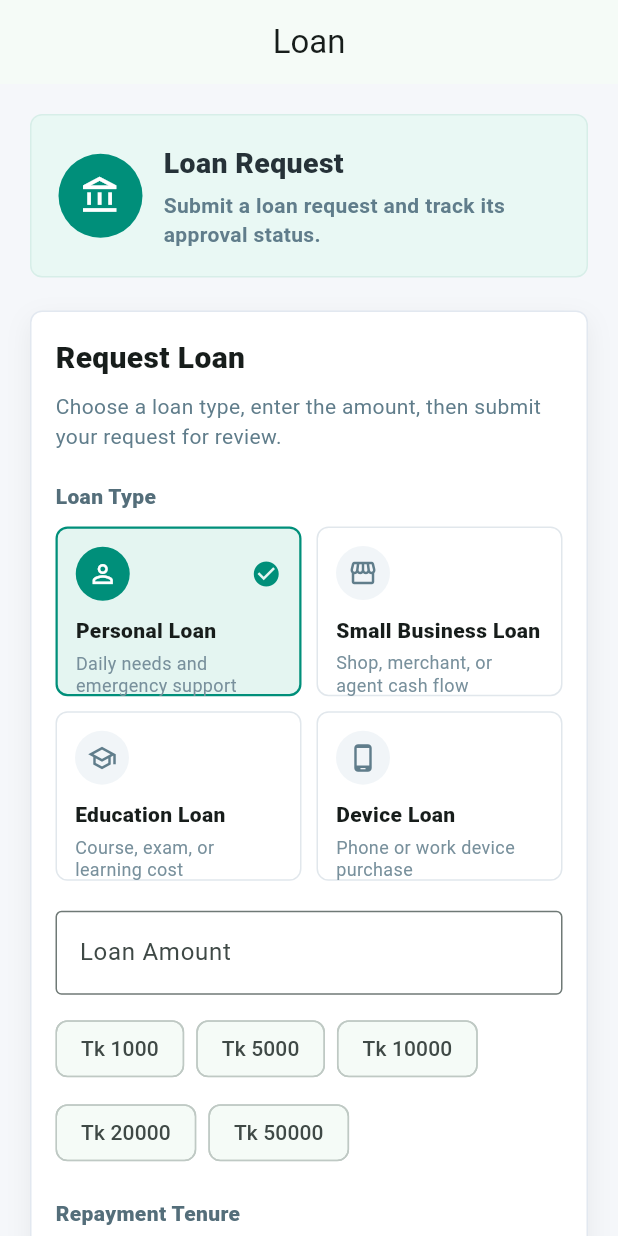
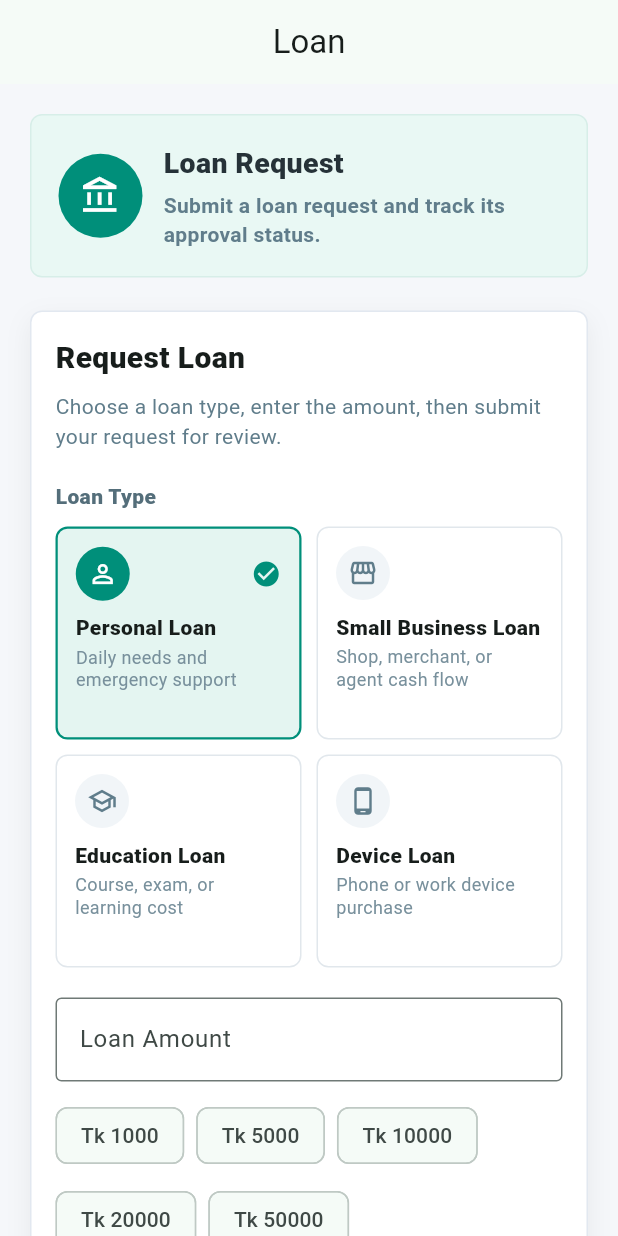
Before and after one commit to masud-rana-pro/mobile-banking-app, a Flutter app: the LoanScreen screen opened by its route, on a phone screen of 412 x 824 dp. Run offline on Flutter 3.47's test engine with Material 3 defaults, Android fonts, the phone set to English and light mode, and no system bars; our stand-ins replace dio, firebase_auth, firebase_core, flutter_contacts, flutter_riverpod, flutter_secure_storage and 3 more; missing offline and left inert: mobile_scanner; accounts and stored records are empty; network calls fail.

Commit message:
fix: prevent loan type card overflow

```diff
--- a/apps/mobile/lib/features/loan/presentation/loan_screen.dart
+++ b/apps/mobile/lib/features/loan/presentation/loan_screen.dart
@@ -324,7 +324,7 @@ class _LoanScreenState extends ConsumerState<LoanScreen> {
         crossAxisCount: 2,
         mainAxisSpacing: 10,
         crossAxisSpacing: 10,
-        childAspectRatio: 1.45,
+        mainAxisExtent: 142,
       ),
       itemBuilder: (context, index) {
         final product = _loanProducts[index];
@@ -374,9 +374,13 @@ class _LoanScreenState extends ConsumerState<LoanScreen> {
                 const SizedBox(height: 10),
                 Text(
                   product.label,
-                  maxLines: 1,
+                  maxLines: 2,
                   overflow: TextOverflow.ellipsis,
-                  style: const TextStyle(fontWeight: FontWeight.w900),
+                  style: const TextStyle(
+                    fontSize: 14,
+                    fontWeight: FontWeight.w900,
+                    height: 1.15,
+                  ),
                 ),
                 const SizedBox(height: 4),
                 Text(
```
